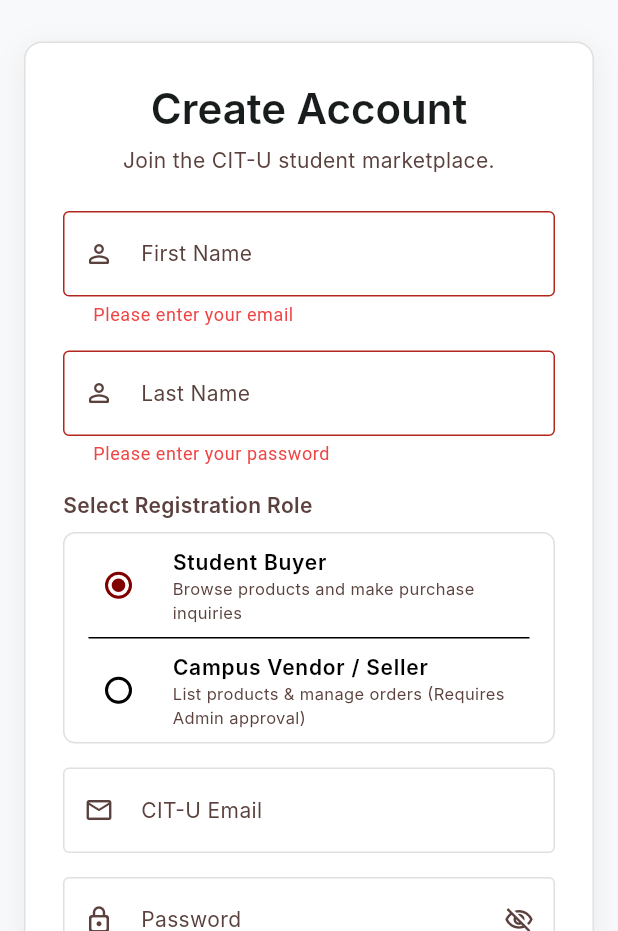
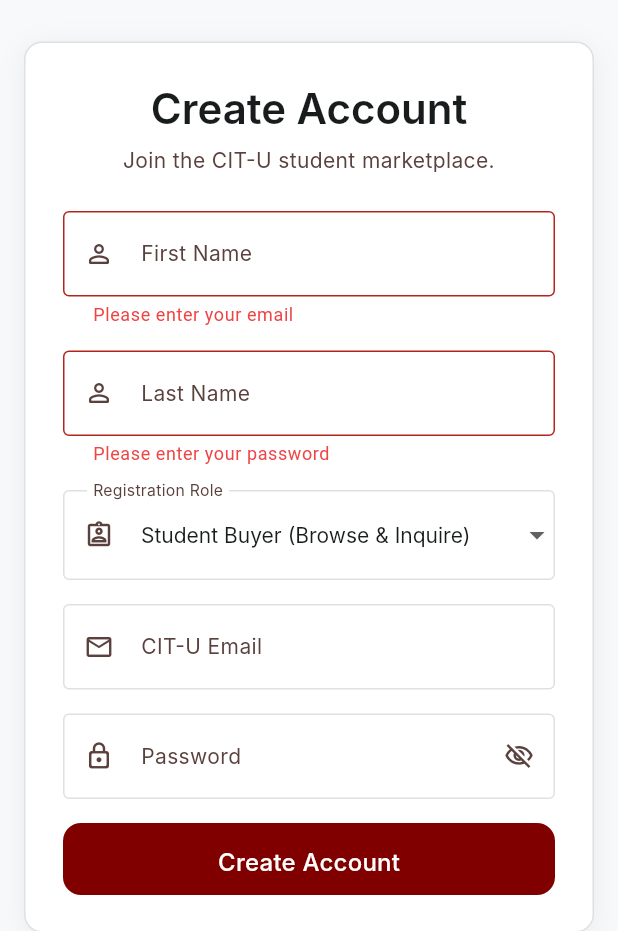
Before and after one commit to VeryLuckyMe/TeknoyCart, a Flutter app: the screen it shows after launch, after a tap on "Login", after a tap on "Sign up", on a phone screen of 412 x 824 dp, the part 305-1236 px from its top. Run offline on Flutter 3.47's test engine with Material 3 defaults, Android fonts, the phone set to English and light mode, and no system bars; our stand-ins replace flutter_riverpod, supabase_flutter; missing offline and left inert: dart:html; accounts and stored records are empty; Roboto replaces fonts that are missing (Inter).

Commit message:
feat: replace clunky radio buttons with a beautiful premium role dropdown on registration

```diff
--- a/lib/features/auth/views/auth_gate_view.dart
+++ b/lib/features/auth/views/auth_gate_view.dart
@@ -216,59 +216,54 @@ class _AuthGateViewState extends ConsumerState<AuthGateView>
                               },
                             ),
                             const SizedBox(height: 16),
-                            // ── Role Selector ───────────────────────────────
-                            const Text(
-                              'Select Registration Role',
-                              style: TextStyle(
+                            // ── Role Selector Dropdown ──────────────────────
+                            DropdownButtonFormField<String>(
+                              value: _selectedRole,
+                              style: const TextStyle(
                                 fontFamily: 'Inter',
                                 fontSize: 14,
-                                fontWeight: FontWeight.w600,
-                                color: Color(0xFF5A413D),
+                                color: Color(0xFF191C1D),
                               ),
-                            ),
-                            const SizedBox(height: 8),
-                            Container(
-                              decoration: BoxDecoration(
-                                border: Border.all(color: const Color(0xFFE0E0E0)),
-                                borderRadius: BorderRadius.circular(8),
+                              decoration: InputDecoration(
+                                labelText: 'Registration Role',
+                                labelStyle: const TextStyle(
+                                  fontFamily: 'Inter',
+                                  fontSize: 14,
+                                  fontWeight: FontWeight.w400,
+                                  color: Color(0xFF5A413D),
+                                  letterSpacing: 0.25,
+                                ),
+                                prefixIcon: const Icon(
+                                  Icons.assignment_ind_outlined,
+                                  color: Color(0xFF5A413D),
+                                  size: 20,
+                                ),
+                                filled: false,
+                                contentPadding: const EdgeInsets.symmetric(horizontal: 16, vertical: 18),
+                                enabledBorder: OutlineInputBorder(
+                                  borderRadius: BorderRadius.circular(4),
+                                  borderSide: const BorderSide(color: Color(0xFFE0E0E0)),
+                                ),
+                                focusedBorder: OutlineInputBorder(
+                                  borderRadius: BorderRadius.circular(4),
+                                  borderSide: const BorderSide(color: TeknoyTheme.citMaroon, width: 1.5),
+                                ),
                               ),
-                              child: Column(
-                                children: [
-                                  RadioListTile<String>(
-                                    title: const Text(
-                                      'Student Buyer',
-                                      style: TextStyle(fontFamily: 'Inter', fontSize: 14, fontWeight: FontWeight.w600),
-                                    ),
-                                    subtitle: const Text(
-                                      'Browse products and make purchase inquiries',
-                                      style: TextStyle(fontFamily: 'Inter', fontSize: 11, color: Color(0xFF5A413D)),
-                                    ),
-                                    value: 'BUYER',
-                                    groupValue: _selectedRole,
-                                    activeColor: TeknoyTheme.citMaroon,
-                                    onChanged: (val) {
-                                      if (val != null) setState(() => _selectedRole = val);
-                                    },
-                                  ),
-                                  const Divider(height: 1, indent: 16, endIndent: 16),
-                                  RadioListTile<String>(
-                                    title: const Text(
-                                      'Campus Vendor / Seller',
-                                      style: TextStyle(fontFamily: 'Inter', fontSize: 14, fontWeight: FontWeight.w600),
-                                    ),
-                                    subtitle: const Text(
-                                      'List products & manage orders (Requires Admin approval)',
-                                      style: TextStyle(fontFamily: 'Inter', fontSize: 11, color: Color(0xFF5A413D)),
-                                    ),
-                                    value: 'SELLER',
-                                    groupValue: _selectedRole,
-                                    activeColor: TeknoyTheme.citMaroon,
-                                    onChanged: (val) {
-                                      if (val != null) setState(() => _selectedRole = val);
-                                    },
-                                  ),
-                                ],
-                              ),
+                              items: const [
+                                DropdownMenuItem(
+                                  value: 'BUYER',
+                                  child: Text('Student Buyer (Browse & Inquire)'),
+                                ),
+                                DropdownMenuItem(
+                                  value: 'SELLER',
+                                  child: Text('Campus Vendor / Seller (List & Sell)'),
+                                ),
+                              ],
+                              onChanged: (val) {
+                                if (val != null) {
+                                  setState(() => _selectedRole = val);
+                                }
+                              },
                             ),
                             const SizedBox(height: 16),
                           ],
```
